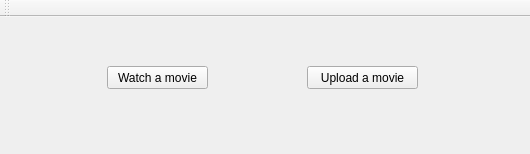
The window that mainwindow.ui (ArthurTesta/client) describes before a commit, drawn with Qt 5.
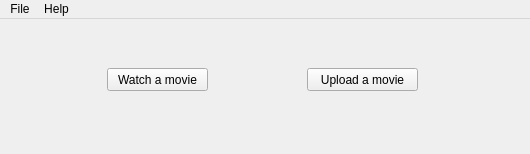
The same window after the commit.

The edit to the form file:
```diff
--- a/mainwindow.ui
+++ b/mainwindow.ui
@@ -131,15 +131,34 @@
      <height>21</height>
     </rect>
    </property>
+   <widget class="QMenu" name="menuFile">
+    <property name="title">
+     <string>File</string>
+    </property>
+    <addaction name="actionQuit"/>
+   </widget>
+   <widget class="QMenu" name="menuHelp">
+    <property name="title">
+     <string>Help</string>
+    </property>
+    <addaction name="actionAbout_Client"/>
+   </widget>
+   <addaction name="menuFile"/>
+   <addaction name="menuHelp"/>
   </widget>
-  <widget class="QToolBar" name="mainToolBar">
-   <attribute name="toolBarArea">
-    <enum>TopToolBarArea</enum>
-   </attribute>
-   <attribute name="toolBarBreak">
-    <bool>false</bool>
-   </attribute>
-  </widget>
+  <action name="actionAbout_Client">
+   <property name="text">
+    <string>About Client</string>
+   </property>
+  </action>
+  <action name="actionQuit">
+   <property name="text">
+    <string>Quit</string>
+   </property>
+   <property name="shortcut">
+    <string>Ctrl+Q</string>
+   </property>
+  </action>
  </widget>
  <layoutdefault spacing="6" margin="11"/>
  <resources/>
```
Left out of the diff: 2 changed lines with no effect on the pictures.
